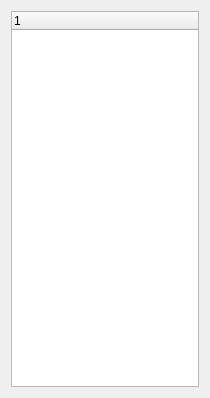
Above: plugins/contact_list/clistwin.ui from xjohncz/saje before the change. Below: the same form after it.
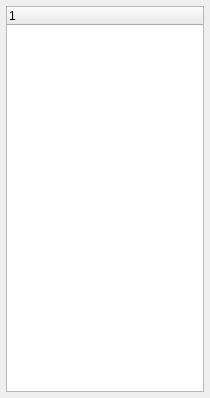
That is the form after the change. Custom widgets are drawn as their Qt base class.

```diff
--- a/plugins/contact_list/clistwin.ui
+++ b/plugins/contact_list/clistwin.ui
@@ -13,6 +13,9 @@
    <string>CListWin</string>
   </property>
   <layout class="QVBoxLayout" >
+   <property name="margin" >
+    <number>6</number>
+   </property>
    <item>
     <widget class="ContactTree" name="treeWidget" >
      <column>
```
